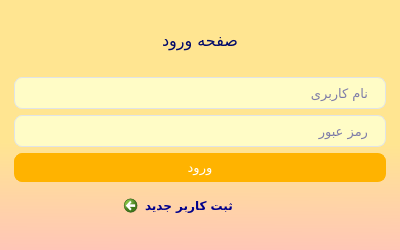
Above: ui/login_page.ui from hackamer/Rava before the change. Below: the same form after it.
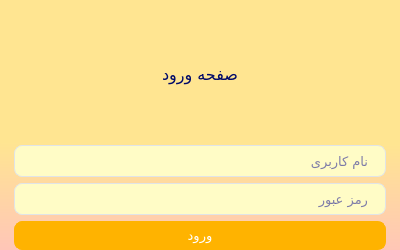
That is the form after the change. Icons and pictures are not drawn.

```diff
--- a/ui/login_page.ui
+++ b/ui/login_page.ui
@@ -291,32 +291,67 @@
       <property name="bottomMargin">
        <number>0</number>
       </property>
-      <item row="5" column="1">
-       <widget class="QCommandLinkButton" name="lnk_signup">
+      <item row="2" column="0" colspan="2">
+       <widget class="QLineEdit" name="txt_username">
+        <property name="font">
+         <font>
+          <family>IRANYekanXFaNum</family>
+          <pointsize>10</pointsize>
+          <weight>50</weight>
+          <italic>false</italic>
+          <bold>false</bold>
+          <kerning>false</kerning>
+         </font>
+        </property>
+        <property name="placeholderText">
+         <string>نام کاربری</string>
+        </property>
+       </widget>
+      </item>
+      <item row="1" column="0" colspan="2">
+       <widget class="QLabel" name="lbl_login">
         <property name="font">
          <font>
           <family>IRANYekanXFaNum ExtraBold</family>
+          <pointsize>12</pointsize>
+          <weight>50</weight>
+          <italic>false</italic>
+          <bold>false</bold>
           <kerning>false</kerning>
          </font>
         </property>
-        <property name="layoutDirection">
-         <enum>Qt::RightToLeft</enum>
-        </property>
         <property name="text">
-         <string>ثبت کاربر جدید</string>
+         <string>صفحه ورود</string>
         </property>
-        <property name="autoDefault">
-         <bool>false</bool>
+        <property name="textFormat">
+         <enum>Qt::PlainText</enum>
         </property>
-        <property name="default">
-         <bool>false</bool>
+        <property name="alignment">
+         <set>Qt::AlignCenter</set>
         </property>
-        <property name="description">
-         <string/>
+       </widget>
+      </item>
+      <item row="3" column="0" colspan="2">
+       <widget class="QLineEdit" name="txt_password">
+        <property name="font">
+         <font>
+          <family>IRANYekanXFaNum</family>
+          <pointsize>10</pointsize>
+          <weight>50</weight>
+          <italic>false</italic>
+          <bold>false</bold>
+          <kerning>false</kerning>
+         </font>
         </property>
+        <property name="echoMode">
+         <enum>QLineEdit::Password</enum>
+        </property>
+        <property name="placeholderText">
+         <string>رمز عبور</string>
+        </property>
        </widget>
       </item>
-      <item row="4" column="0" colspan="3">
+      <item row="4" column="0" colspan="2">
        <widget class="QPushButton" name="btn_sendlogin">
         <property name="font">
          <font>
@@ -363,66 +398,6 @@
         </property>
        </widget>
       </item>
-      <item row="3" column="0" colspan="3">
-       <widget class="QLineEdit" name="txt_password">
-        <property name="font">
-         <font>
-          <family>IRANYekanXFaNum</family>
-          <pointsize>10</pointsize>
-          <weight>50</weight>
-          <italic>false</italic>
-          <bold>false</bold>
-          <kerning>false</kerning>
-         </font>
-        </property>
-        <property name="echoMode">
-         <enum>QLineEdit::Password</enum>
-        </property>
-        <property name="placeholderText">
-         <string>رمز عبور</string>
-        </property>
-       </widget>
-      </item>
-      <item row="2" column="0" colspan="3">
-       <widget class="QLineEdit" name="txt_username">
-        <property name="font">
-         <font>
-          <family>IRANYekanXFaNum</family>
-          <pointsize>10</pointsize>
-          <weight>50</weight>
-          <italic>false</italic>
-          <bold>false</bold>
-          <kerning>false</kerning>
-         </font>
-        </property>
-        <property name="placeholderText">
-         <string>نام کاربری</string>
-        </property>
-       </widget>
-      </item>
-      <item row="1" column="0" colspan="3">
-       <widget class="QLabel" name="lbl_login">
-        <property name="font">
-         <font>
-          <family>IRANYekanXFaNum ExtraBold</family>
-          <pointsize>12</pointsize>
-          <weight>50</weight>
-          <italic>false</italic>
-          <bold>false</bold>
-          <kerning>false</kerning>
-         </font>
-        </property>
-        <property name="text">
-         <string>صفحه ورود</string>
-        </property>
-        <property name="textFormat">
-         <enum>Qt::PlainText</enum>
-        </property>
-        <property name="alignment">
-         <set>Qt::AlignCenter</set>
-        </property>
-       </widget>
-      </item>
      </layout>
     </item>
    </layout>
```
Left out of the diff: 1 changed line with no effect on the pictures.
